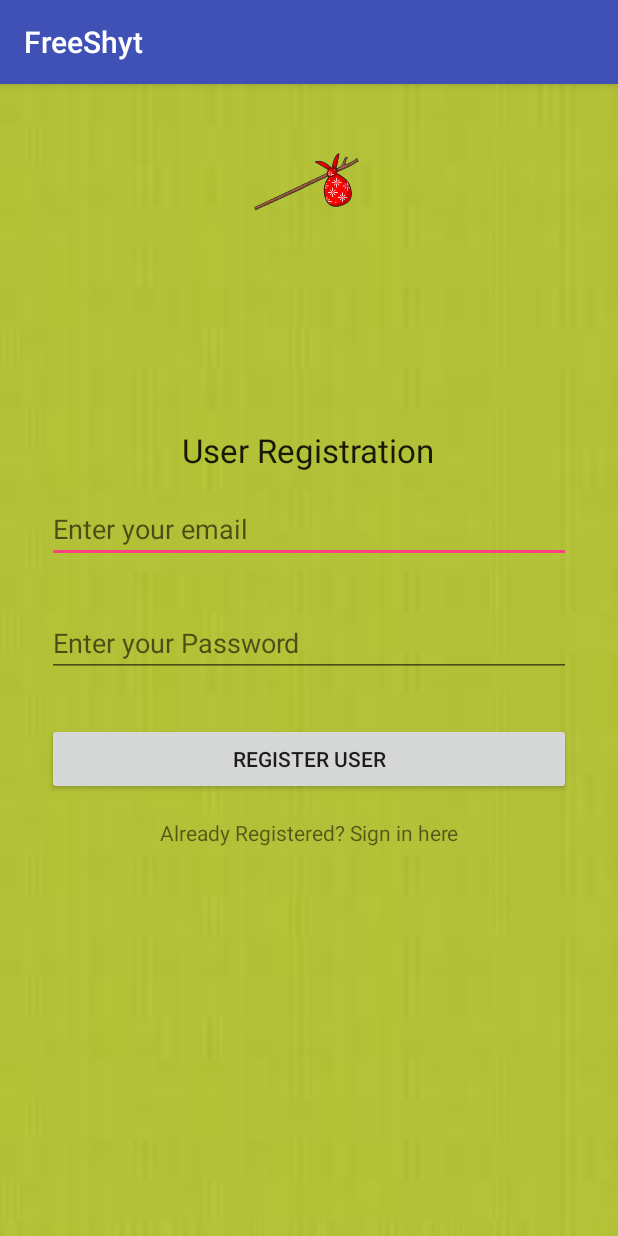
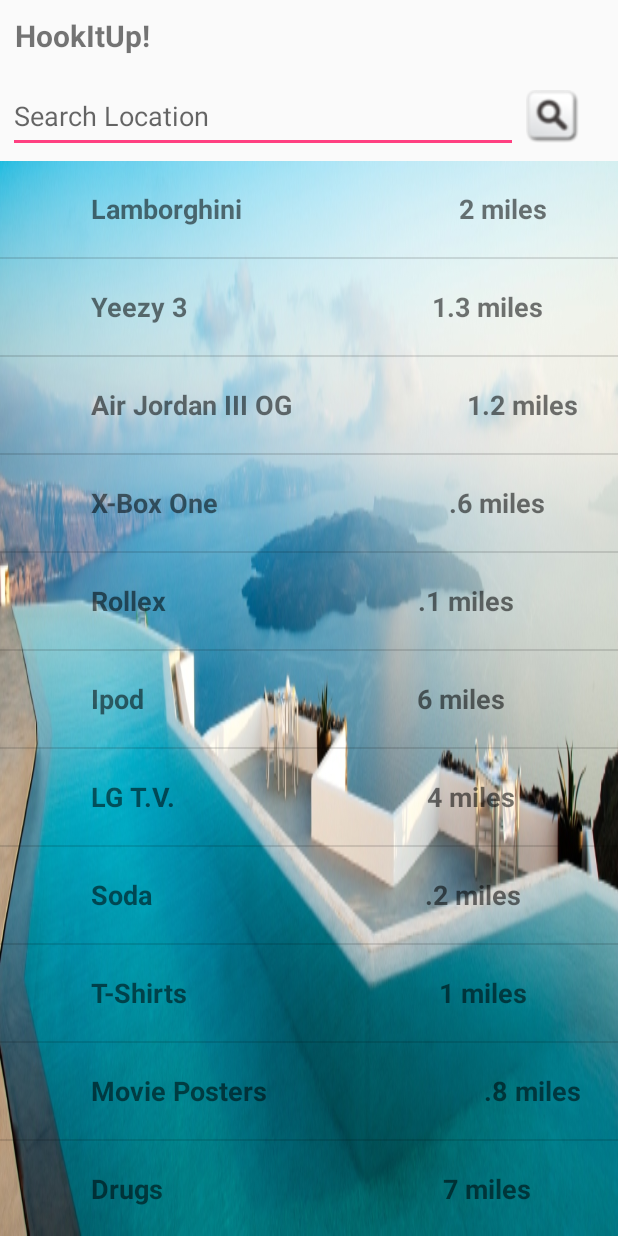
Before and after one commit to dakhila/FreeShyt, an Android app: the screen it shows after launch (MainActivity before the commit, ListActivity after it), on a phone screen of 412 x 824 dp. Run offline under Robolectric (Android 15) with nearby library versions, the phone set to English and light mode, and no system bars.

Commit message:
List Activity

```diff
--- a/app/build.gradle
+++ b/app/build.gradle
@@ -24,5 +24,7 @@
     testCompile 'junit:junit:4.12'
     compile 'com.android.support:appcompat-v7:24.1.1'
     compile 'com.google.firebase:firebase-auth:9.2.0'
+    compile 'com.android.support:support-v4:24.1.1'
+    compile 'com.android.support:design:24.1.1'
 }
 apply plugin: 'com.google.gms.google-services'
--- a/app/src/main/AndroidManifest.xml
+++ b/app/src/main/AndroidManifest.xml
@@ -11,14 +11,28 @@
         android:supportsRtl="true"
         android:theme="@style/AppTheme">
         <activity android:name=".MainActivity">
+            <!--<intent-filter>-->
+                <!--<action android:name="android.intent.action.MAIN" />-->
+
+                <!--<category android:name="android.intent.category.LAUNCHER" />-->
+            <!--</intent-filter>-->
+        </activity>
+        <activity android:name=".LoginActivity" />
+        <activity android:name=".ProfileActivity" />
+        <activity
+            android:name=".ListActivity"
+            android:label="@string/title_activity_list"
+            android:theme="@style/AppTheme.NoActionBar">
+
             <intent-filter>
                 <action android:name="android.intent.action.MAIN" />
 
                 <category android:name="android.intent.category.LAUNCHER" />
             </intent-filter>
+
+
+
         </activity>
-        <activity android:name=".LoginActivity" />
-        <activity android:name=".ProfileActivity"></activity>
     </application>
 
 </manifest>
--- /dev/null
+++ b/app/src/main/java/com/firstapp/anas/freeshyt/ItemListFragment.java
@@ -0,0 +1,96 @@
+package com.firstapp.anas.freeshyt;
+
+import android.os.Bundle;
+import android.support.v4.app.Fragment;
+import android.view.LayoutInflater;
+import android.view.View;
+import android.view.ViewGroup;
+import android.widget.AdapterView;
+import android.widget.ArrayAdapter;
+import android.widget.ListView;
+
+import java.util.ArrayList;
+import java.util.Arrays;
+import java.util.List;
+
+
+public class ItemListFragment extends Fragment {
+
+    private ArrayAdapter<String> mItemListAdapter;
+
+    public ItemListFragment() {
+        // Required empty public constructor
+    }
+
+    @Override
+    public void onCreate(Bundle savedInstanceState) {
+        super.onCreate(savedInstanceState);
+        setHasOptionsMenu(true);
+    }
+
+//    @Override
+//    public void onCreateOptionsMenu(Menu menu, MenuInflater inflater) {
+//        inflater.inflate(R.menu.listfragment, menu);
+//    }
+
+    @Override
+    public View onCreateView(LayoutInflater inflater, ViewGroup container,
+                             Bundle savedInstanceState) {
+
+        //temp data for display
+        String[] someData = {
+                "             Lamborghini                               2 miles",
+                "             Yeezy 3                                   1.3 miles",
+                "             Air Jordan III OG                         1.2 miles",
+                "             X-Box One                                 .6 miles",
+                "             Rollex                                    .1 miles",
+                "             Ipod                                       6 miles",
+                "             LG T.V.                                    4 miles",
+                "             Soda                                       .2 miles",
+                "             T-Shirts                                    1 miles",
+                "             Movie Posters                               .8 miles",
+                "             Drugs                                        7 miles",
+                "             Coffee                                       1 miles",
+                "             Water                                        7 miles",
+        };
+        List<String> freeStuff =
+                new ArrayList<String>(Arrays.asList(someData));
+
+
+
+
+        mItemListAdapter =
+                new ArrayAdapter<String>(
+                        getActivity(),
+                        R.layout.list_item,
+                        R.id.list_item_textview,
+                        freeStuff);
+
+        View rootView = inflater.inflate(R.layout.fragment_item_list, container, false);
+
+        ListView listView = (ListView) rootView.findViewById(R.id.listview_freestuff);
+        listView.setAdapter(mItemListAdapter);
+        listView.setBackgroundResource(R.drawable.luxuryview);
+        listView.setOnItemClickListener(new AdapterView.OnItemClickListener(){
+
+            @Override
+            public void onItemClick(AdapterView<?> adapterView, View view, int position, long l) {
+
+
+                //TODO Go to item details page!
+                // with details provided by the OP.
+
+
+                // String forecast = mForecastAdapter.getItem(position);
+//                Intent intent = new Intent(getActivity(), DetailActivity.class)
+//                        .putExtra(Intent.EXTRA_TEXT, forecast);
+//                startActivity(intent);
+            }
+        });
+
+        // Inflate the layout for this fragment
+        return rootView;
+    }
+
+
+}
--- /dev/null
+++ b/app/src/main/java/com/firstapp/anas/freeshyt/ListActivity.java
@@ -0,0 +1,48 @@
+package com.firstapp.anas.freeshyt;
+
+import android.media.MediaPlayer;
+import android.os.Bundle;
+import android.support.v4.app.FragmentTransaction;
+import android.support.v7.app.AppCompatActivity;
+import android.view.View;
+import android.widget.ImageButton;
+
+public class ListActivity extends AppCompatActivity {
+
+
+    public MediaPlayer company;
+    private ImageButton searchBtn;
+
+    @Override
+    protected void onCreate(Bundle savedInstanceState) {
+        super.onCreate(savedInstanceState);
+        setContentView(R.layout.activity_list);
+
+        FragmentTransaction transaction = getSupportFragmentManager().beginTransaction();
+        transaction.add(R.id.container, new ItemListFragment())
+                .commit();
+
+        company = MediaPlayer.create(this, R.raw.company);
+        company.start();
+//        Toolbar toolbar = (Toolbar) findViewById(R.id.toolbar);
+//        setSupportActionBar(toolbar);
+
+        searchBtn = (ImageButton)findViewById(R.id.search_icon);
+        searchBtn.setOnClickListener(new View.OnClickListener(){
+            @Override
+            public void onClick(View view) {
+
+            }
+        });
+
+
+    }
+
+//    @Override
+//    public boolean onCreateOptionsMenu(Menu menu) {
+//        // Inflate the menu; this adds items to the action bar if it is present.
+//        getMenuInflater().inflate(R.menu.menu, menu);
+//        return true;
+//    }
+
+}
--- /dev/null
+++ b/app/src/main/res/layout/activity_list.xml
@@ -0,0 +1,67 @@
+<?xml version="1.0" encoding="utf-8"?>
+<LinearLayout xmlns:android="http://schemas.android.com/apk/res/android"
+    android:layout_width="match_parent"
+    android:layout_height="match_parent"
+    android:paddingLeft="0dp"
+    android:paddingRight="0dp"
+    android:orientation="vertical" >
+
+    <TextView
+        android:layout_margin="10dp"
+        android:text="HookItUp!"
+        android:id="@+id/list_text_view"
+        android:layout_width="match_parent"
+        android:layout_height="wrap_content"
+        android:textSize="20dp"
+        android:textStyle="bold"/>
+
+
+    <LinearLayout
+        android:layout_width="match_parent"
+        android:layout_height="60dp"
+        android:orientation="horizontal">
+
+        <EditText
+            android:id="@+id/text_search"
+            android:layout_margin="5dp"
+            android:hint="Search Location"
+            android:layout_width="340dp"
+            android:layout_height="match_parent"
+            android:layout_alignParentBottom="true"
+            android:voiceSearchMode="showVoiceSearchButton|launchRecognizer"/>
+
+        <ImageButton
+            android:id="@+id/search_icon"
+            android:layout_width="wrap_content"
+            android:layout_height="match_parent"
+            android:src="@drawable/searchbutton"
+            android:background="@android:color/transparent"
+            android:layout_alignParentTop="true"
+            android:layout_alignParentRight="true"
+            android:layout_alignParentEnd="true" />
+
+    </LinearLayout>
+
+    <!--<EditText android:imeOptions="actionSearch"-->
+    <!--android:inputType="text"-->
+    <!--android:layout_width="match_parent"-->
+    <!--android:layout_height="wrap_content"/>-->
+
+    <!--<searchable xmlns:android="http://schemas.android.com/apk/res/android"-->
+    <!--android:label="My Search"-->
+    <!--android:hint="Search Location"-->
+    <!--android:layout_width="match_parent"-->
+    <!--android:layout_height="50dp"-->
+    <!--android:voiceSearchMode="showVoiceSearchButton|launchRecognizer">-->
+    <!--</searchable>-->
+
+    <FrameLayout
+        android:id="@+id/container"
+        android:layout_width="match_parent"
+        android:layout_height="match_parent"
+        android:layout_weight="1">
+    </FrameLayout>
+
+
+
+</LinearLayout>
--- /dev/null
+++ b/app/src/main/res/layout/content_list.xml
@@ -0,0 +1,15 @@
+<?xml version="1.0" encoding="utf-8"?>
+<RelativeLayout xmlns:android="http://schemas.android.com/apk/res/android"
+    xmlns:app="http://schemas.android.com/apk/res-auto"
+    xmlns:tools="http://schemas.android.com/tools"
+    android:layout_width="match_parent"
+    android:layout_height="match_parent"
+    android:paddingBottom="@dimen/activity_vertical_margin"
+    android:paddingLeft="@dimen/activity_horizontal_margin"
+    android:paddingRight="@dimen/activity_horizontal_margin"
+    android:paddingTop="@dimen/activity_vertical_margin"
+    app:layout_behavior="@string/appbar_scrolling_view_behavior"
+    tools:context="com.firstapp.anas.freeshyt.ListActivity"
+    tools:showIn="@layout/activity_list">
+
+</RelativeLayout>
--- /dev/null
+++ b/app/src/main/res/layout/fragment_item_list.xml
@@ -0,0 +1,12 @@
+<FrameLayout xmlns:android="http://schemas.android.com/apk/res/android"
+    xmlns:tools="http://schemas.android.com/tools"
+    android:layout_width="match_parent"
+    android:layout_height="match_parent"
+    tools:context="com.firstapp.anas.freeshyt.ItemListFragment">
+
+    <ListView
+        android:id="@+id/listview_freestuff"
+        android:layout_width="match_parent"
+        android:layout_height="match_parent" />
+
+</FrameLayout>
--- /dev/null
+++ b/app/src/main/res/layout/list_item.xml
@@ -0,0 +1,10 @@
+<?xml version="1.0" encoding="utf-8"?>
+
+<TextView xmlns:android="http://schemas.android.com/apk/res/android"
+    android:layout_width="match_parent"
+    android:layout_height="wrap_content"
+    android:minHeight="?android:attr/listPreferredItemHeight"
+    android:gravity="center_vertical"
+    android:id="@+id/list_item_textview"
+    android:textStyle="bold"
+    android:textSize="18dp"/>
--- /dev/null
+++ b/app/src/main/res/values-v21/styles.xml
@@ -0,0 +1,9 @@
+<resources>
+
+    <style name="AppTheme.NoActionBar">
+        <item name="windowActionBar">false</item>
+        <item name="windowNoTitle">true</item>
+        <item name="android:windowDrawsSystemBarBackgrounds">true</item>
+        <item name="android:statusBarColor">@android:color/transparent</item>
+    </style>
+</resources>
--- a/app/src/main/res/values/dimens.xml
+++ b/app/src/main/res/values/dimens.xml
@@ -2,4 +2,5 @@
     <!-- Default screen margins, per the Android Design guidelines. -->
     <dimen name="activity_horizontal_margin">16dp</dimen>
     <dimen name="activity_vertical_margin">16dp</dimen>
+    <dimen name="fab_margin">16dp</dimen>
 </resources>
--- a/app/src/main/res/values/strings.xml
+++ b/app/src/main/res/values/strings.xml
@@ -1,3 +1,7 @@
 <resources>
     <string name="app_name">FreeShyt</string>
+
+    <!-- TODO: Remove or change this placeholder text -->
+    <string name="hello_blank_fragment">Hello blank fragment</string>
+    <string name="title_activity_list">ListActivity</string>
 </resources>
--- a/app/src/main/res/values/styles.xml
+++ b/app/src/main/res/values/styles.xml
@@ -8,4 +8,13 @@
         <item name="colorAccent">@color/colorAccent</item>
     </style>
 
+    <style name="AppTheme.NoActionBar">
+        <item name="windowActionBar">false</item>
+        <item name="windowNoTitle">true</item>
+    </style>
+
+    <style name="AppTheme.AppBarOverlay" parent="ThemeOverlay.AppCompat.Dark.ActionBar" />
+
+    <style name="AppTheme.PopupOverlay" parent="ThemeOverlay.AppCompat.Light" />
+
 </resources>
```
Also changed, not shown: app/src/main/res/drawable/luxuryimg.jpg (added), app/src/main/res/drawable/luxuryview.jpg (added), app/src/main/res/drawable/searchbutton.png (added), 1 other file.
